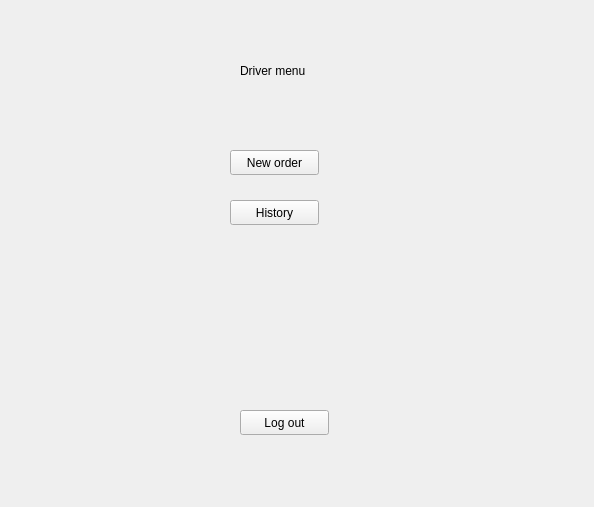
FratiaXd/SDI, file sdi_app/gui/menu_driver.ui: the form before one commit.
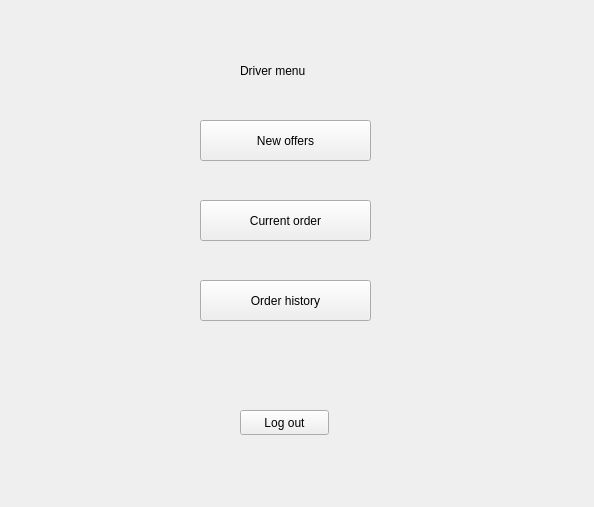
The form after the commit.

Commit message: Menu gui upd

Patch:
```diff
--- a/sdi_app/gui/menu_driver.ui
+++ b/sdi_app/gui/menu_driver.ui
@@ -36,32 +36,6 @@
       <string>Driver menu</string>
      </property>
     </widget>
-    <widget class="QPushButton" name="pushButton_2">
-     <property name="geometry">
-      <rect>
-       <x>230</x>
-       <y>200</y>
-       <width>89</width>
-       <height>25</height>
-      </rect>
-     </property>
-     <property name="text">
-      <string>History</string>
-     </property>
-    </widget>
-    <widget class="QPushButton" name="pushButton">
-     <property name="geometry">
-      <rect>
-       <x>230</x>
-       <y>150</y>
-       <width>89</width>
-       <height>25</height>
-      </rect>
-     </property>
-     <property name="text">
-      <string>New order</string>
-     </property>
-    </widget>
     <widget class="QPushButton" name="pushButton_3">
      <property name="geometry">
       <rect>
@@ -75,6 +49,45 @@
       <string>Log out</string>
      </property>
     </widget>
+    <widget class="QPushButton" name="pushButton">
+     <property name="geometry">
+      <rect>
+       <x>200</x>
+       <y>120</y>
+       <width>171</width>
+       <height>41</height>
+      </rect>
+     </property>
+     <property name="text">
+      <string>New offers</string>
+     </property>
+    </widget>
+    <widget class="QPushButton" name="pushButton_2">
+     <property name="geometry">
+      <rect>
+       <x>200</x>
+       <y>280</y>
+       <width>171</width>
+       <height>41</height>
+      </rect>
+     </property>
+     <property name="text">
+      <string>Order history</string>
+     </property>
+    </widget>
+    <widget class="QPushButton" name="pushButton_4">
+     <property name="geometry">
+      <rect>
+       <x>200</x>
+       <y>200</y>
+       <width>171</width>
+       <height>41</height>
+      </rect>
+     </property>
+     <property name="text">
+      <string>Current order</string>
+     </property>
+    </widget>
    </widget>
    <widget class="QWidget" name="page_2"/>
   </widget>
```
The commit also changes 7 other files.
